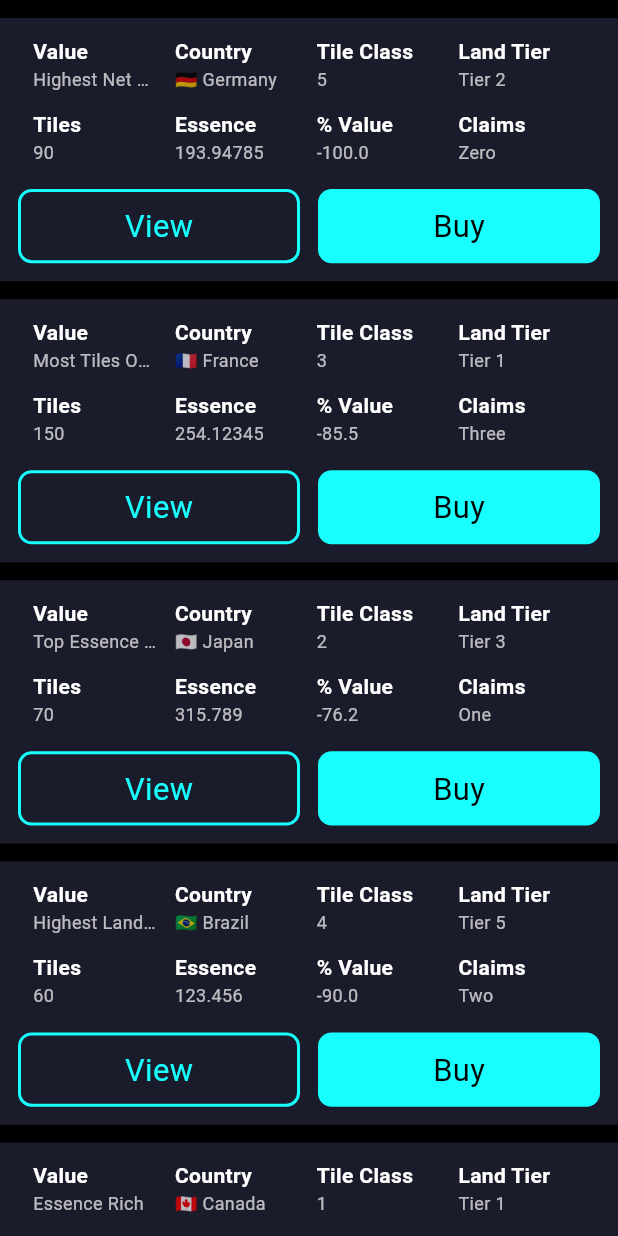
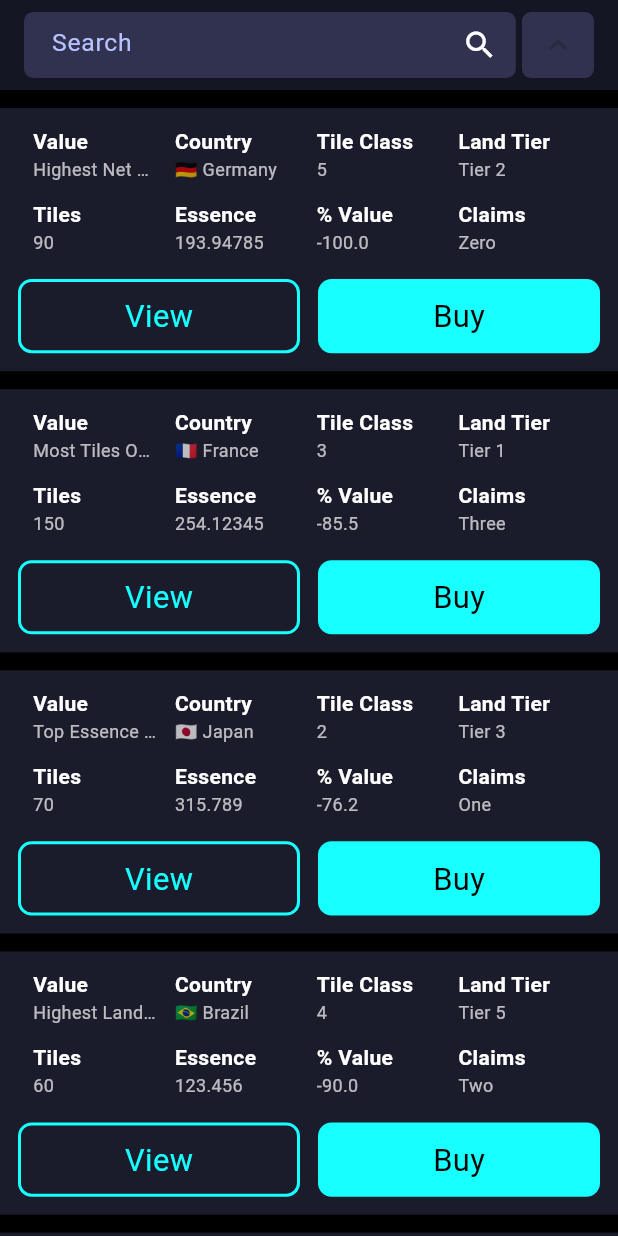
Before and after one commit to Umair-Amjad-Ali/syntic_earth, a Flutter app: the FilteredDataScreen screen opened directly, on a phone screen of 412 x 824 dp. Run offline on Flutter 3.47's test engine with Material 3 defaults, Android fonts, the phone set to English and light mode, and no system bars; our stand-ins replace country_picker, dropdown_button2, flutter_otp_text_field, flutter_svg, get, google_maps_flutter.

Commit message:
design flow cleared

```diff
--- a/lib/main.dart
+++ b/lib/main.dart
@@ -1,7 +1,5 @@
 import 'package:flutter/material.dart';
-import 'package:syntic_earth/views/screens/home_screen.dart';
 import 'package:syntic_earth/views/screens/onboarding/welcome_screen.dart';
-import 'package:syntic_earth/views/screens/profile_screen.dart';
 
 void main() {
   runApp(const MyApp());
--- a/lib/views/screens/marketplace_screen.dart
+++ b/lib/views/screens/marketplace_screen.dart
@@ -81,7 +81,6 @@ class MarketplaceScreen extends StatelessWidget {
   Widget build(BuildContext context) {
     final size = MediaQuery.of(context).size;
     final width = size.width;
-    final height = size.height;
     return Scaffold(
       backgroundColor: Colors.black,
       body: Column(
@@ -90,7 +89,6 @@ class MarketplaceScreen extends StatelessWidget {
             title: "MarketPlace",
             iconData: Icon(Icons.arrow_back_ios_new, color: Colors.white),
           ),
-          SizedBox(height: height * 0.015),
           Expanded(
             child: Padding(
               padding: EdgeInsets.symmetric(horizontal: width * 0.01),
--- a/lib/views/screens/view_land_details_screen.dart
+++ b/lib/views/screens/view_land_details_screen.dart
@@ -94,7 +94,7 @@ class ViewLandDetailsScreen extends StatelessWidget {
                 valuePercent: userData["valuePercent"],
                 claims: userData["claims"],
                 ontap: () {},
-                showButtons: false,
+                showButtons: false, ontapbuy: () {},
               ),
               Container(
                 alignment: Alignment.topLeft,
--- a/lib/views/widgets/appbar/custom_filter_screen_appbar.dart
+++ b/lib/views/widgets/appbar/custom_filter_screen_appbar.dart
@@ -4,7 +4,8 @@ import 'package:syntic_earth/views/widgets/textfield.dart';
 class CustomFilterScreenAppbar extends StatelessWidget
     implements PreferredSizeWidget {
   final bool showIcon;
-  const CustomFilterScreenAppbar({super.key, this.showIcon = true});
+  final VoidCallback? ontap;
+  const CustomFilterScreenAppbar({super.key, this.showIcon = true, this.ontap});
 
   @override
   Size get preferredSize => const Size.fromHeight(60);
@@ -37,7 +38,7 @@ class CustomFilterScreenAppbar extends StatelessWidget
                     color: Colors.white,
                     icon: const Icon(Icons.keyboard_arrow_up),
                     onPressed:
-                        () {}, // You can handle collapse/filter hide here
+                        ontap, // You can handle collapse/filter hide here
                   ),
                 ),
               ],
--- a/lib/views/widgets/custom_filtered_data_card.dart
+++ b/lib/views/widgets/custom_filtered_data_card.dart
@@ -13,6 +13,7 @@ class CustomFilteredDataCard extends StatelessWidget {
   final String claims;
   final bool showButtons;
   final VoidCallback ontap;
+  final VoidCallback ontapbuy;
   const CustomFilteredDataCard({
     super.key,
     required this.value,
@@ -25,7 +26,7 @@ class CustomFilteredDataCard extends StatelessWidget {
     required this.valuePercent,
     required this.claims,
     required this.ontap,
-    this.showButtons = true,
+    this.showButtons = true, required this.ontapbuy,
   });
 
   @override
@@ -97,7 +98,7 @@ class CustomFilteredDataCard extends StatelessWidget {
                     child: Buttonwidget(
                       color: Colors.cyanAccent,
                       text: "Buy",
-                      ontapped: () {},
+                      ontapped: ontapbuy,
                     ),
                   ),
                 ],
```
Also changed, not shown: lib/views/screens/bottomsheet_profile_screen.dart (+9 -3 lines), lib/views/screens/dropdown_screen.dart (+10 -0 lines), lib/views/screens/filter_screen.dart (+37 -38 lines), lib/views/screens/filtered_data_screen.dart (+11 -0 lines), lib/views/screens/google_map_screen.dart (+15 -4 lines), lib/views/screens/home_screen.dart (+4 -6 lines), lib/views/screens/wallet/wallet_management.dart (+6 -7 lines).
